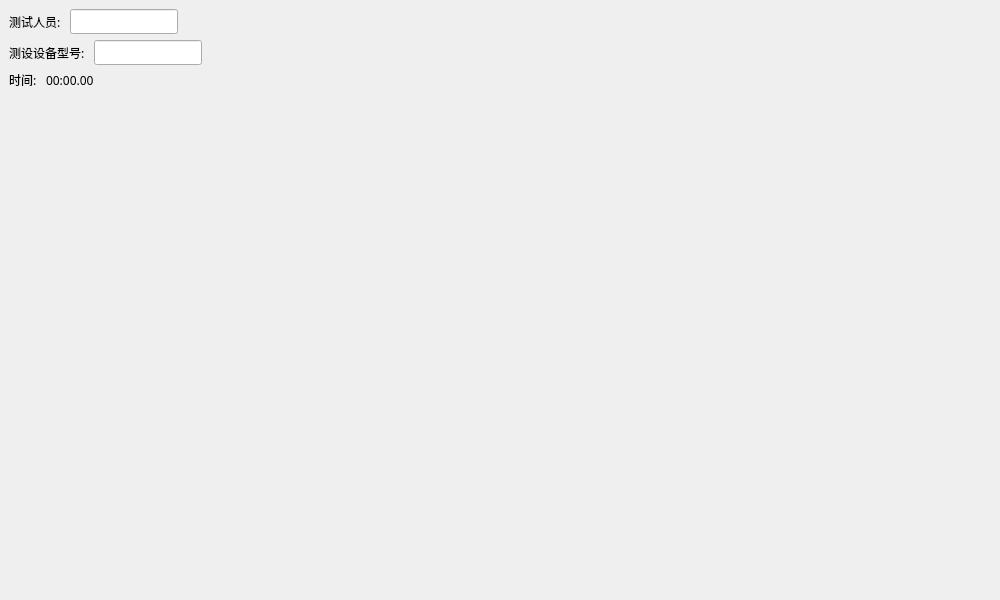
Above: ZCAN_MINI/UI/info_dockwidget.ui from icanerandy/ZCAN_MINI before the change. Below: the same form after it.
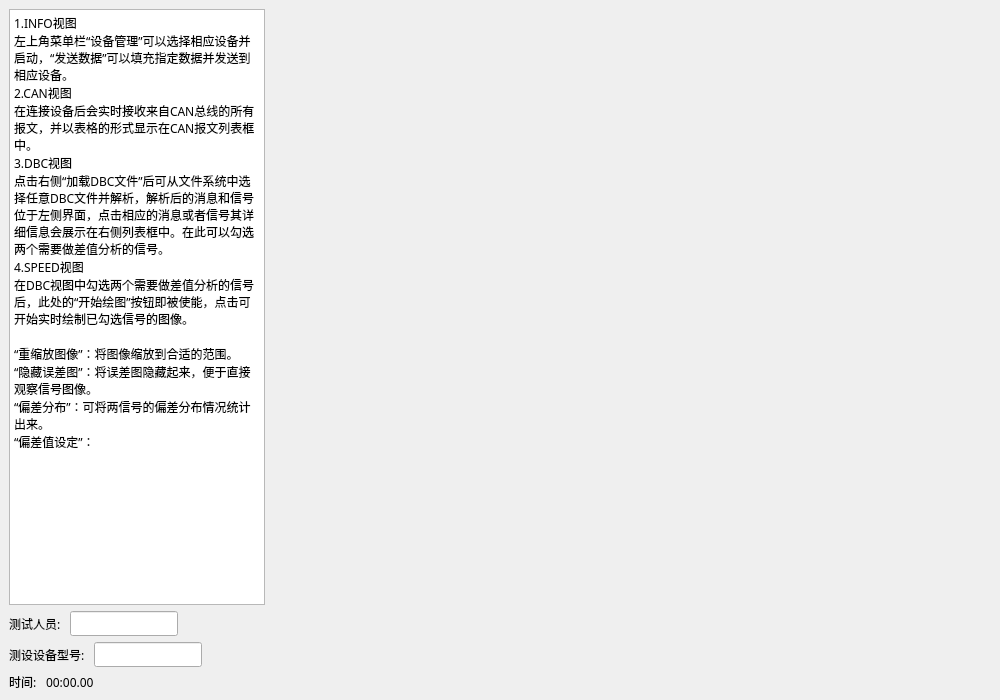
That is the form after the change. Custom widgets are drawn as their Qt base class.

```diff
--- a/ZCAN_MINI/UI/info_dockwidget.ui
+++ b/ZCAN_MINI/UI/info_dockwidget.ui
@@ -7,13 +7,13 @@
     <x>0</x>
     <y>0</y>
     <width>1000</width>
-    <height>600</height>
+    <height>700</height>
    </rect>
   </property>
   <property name="minimumSize">
    <size>
     <width>1000</width>
-    <height>500</height>
+    <height>600</height>
    </size>
   </property>
   <property name="font">
@@ -27,7 +27,7 @@
   </property>
   <widget class="QWidget" name="dockWidgetContents">
    <layout class="QFormLayout" name="formLayout">
-    <item row="0" column="0">
+    <item row="1" column="0">
      <layout class="QHBoxLayout" name="horizontalLayout_2">
       <item>
        <widget class="QLabel" name="label">
@@ -54,7 +54,7 @@
       </item>
      </layout>
     </item>
-    <item row="2" column="0">
+    <item row="3" column="0">
      <layout class="QHBoxLayout" name="horizontalLayout_3">
       <item>
        <widget class="QLabel" name="label_2">
@@ -81,7 +81,7 @@
       </item>
      </layout>
     </item>
-    <item row="3" column="0">
+    <item row="4" column="0">
      <layout class="QHBoxLayout" name="horizontalLayout">
       <item>
        <widget class="QLabel" name="label_3">
@@ -111,6 +111,25 @@
       </item>
      </layout>
     </item>
+    <item row="0" column="0">
+     <widget class="QPlainTextEdit" name="plainTextEdit">
+      <property name="plainText">
+       <string>1.INFO视图
+左上角菜单栏“设备管理”可以选择相应设备并启动，“发送数据”可以填充指定数据并发送到相应设备。
+2.CAN视图
+在连接设备后会实时接收来自CAN总线的所有报文，并以表格的形式显示在CAN报文列表框中。
+3.DBC视图
+点击右侧“加载DBC文件”后可从文件系统中选择任意DBC文件并解析，解析后的消息和信号位于左侧界面，点击相应的消息或者信号其详细信息会展示在右侧列表框中。在此可以勾选两个需要做差值分析的信号。
+4.SPEED视图
+在DBC视图中勾选两个需要做差值分析的信号后，此处的“开始绘图”按钮即被使能，点击可开始实时绘制已勾选信号的图像。
+
+“重缩放图像”：将图像缩放到合适的范围。
+“隐藏误差图”：将误差图隐藏起来，便于直接观察信号图像。
+“偏差分布”：可将两信号的偏差分布情况统计出来。
+“偏差值设定”：</string>
+      </property>
+     </widget>
+    </item>
    </layout>
   </widget>
  </widget>
```
